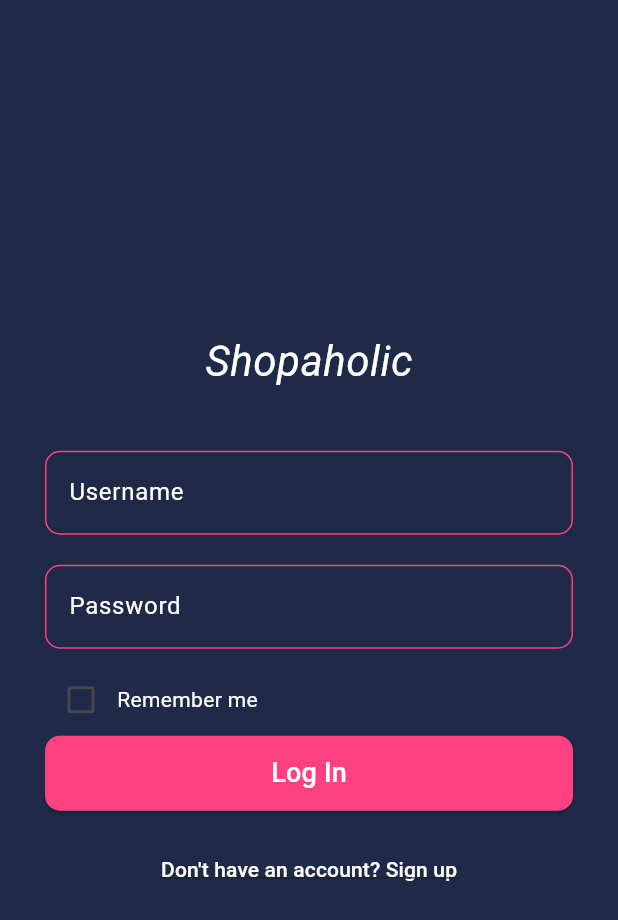
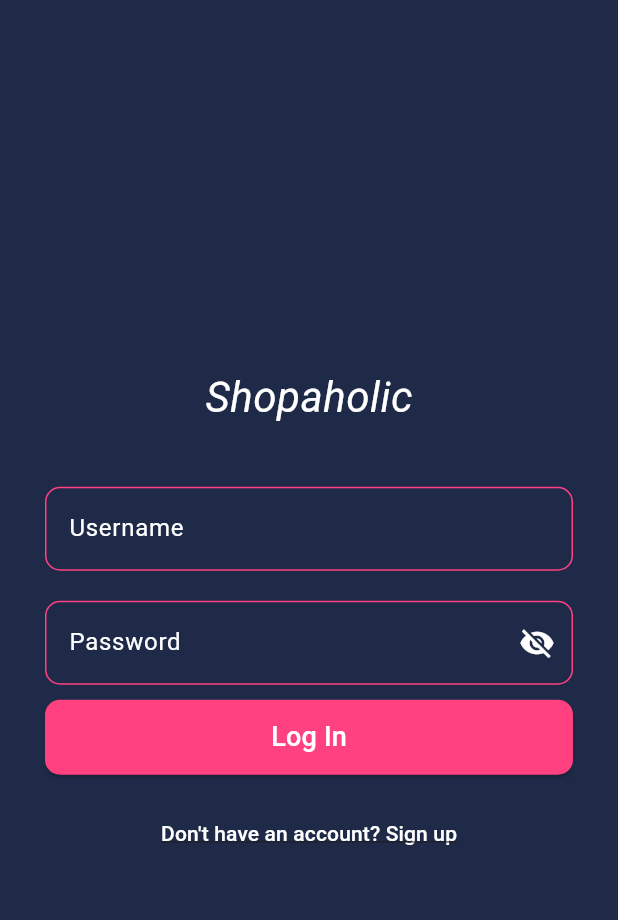
Before and after one commit to Tabigne-lc/tabigne_productapp2025, a Flutter app: the screen it shows after launch, on a phone screen of 412 x 824 dp. Shown: the top 920 px of the screen. Run offline on Flutter 3.47's test engine with Material 3 defaults, Android fonts, the phone set to English and light mode, and no system bars; our stand-ins replace image_picker, shared_preferences.

Commit message:
fixed bugs

```diff
--- a/lib/categories_screen.dart
+++ b/lib/categories_screen.dart
@@ -6,6 +6,7 @@ import 'product_card.dart';
 import '/models/background_model.dart';
 import '/models/language_model.dart';
 import 'package:provider/provider.dart';
+import 'config.dart';
 
 class CategoriesScreen extends StatefulWidget {
   final int initialCategoryId;
--- a/lib/editproduct_screen.dart
+++ b/lib/editproduct_screen.dart
@@ -130,11 +130,11 @@ class _EditProductScreenState extends State<EditProductScreen> {
                       height: 120, width: 120, fit: BoxFit.cover)
                   : (_currentImagePath != null && _currentImagePath!.isNotEmpty)
                       ? Image.network(
-                          'http://192.168.145.203:8000/storage/$_currentImagePath',
+                          '${AppConfig.baseUrl}/storage/$_currentImagePath',
                           height: 120,
                           width: 120,
                           fit: BoxFit.cover)
-                      : Image.asset('assets/product_placeholder.png',
+                      : Image.asset('assets/placeholder.png',
                           height: 120, width: 120, fit: BoxFit.cover),
             ),
             TextButton(
--- a/lib/home_screen.dart
+++ b/lib/home_screen.dart
@@ -201,7 +201,7 @@ class _HomeScreenState extends State<HomeScreen> {
                     _buildSectionTitle('Best Sellers', () {}),
                     const SizedBox(height: 10),
                     SizedBox(
-                      height: 220,
+                      height: 240, // Increased from 220 to prevent overflow
                       child: ListView.builder(
                         scrollDirection: Axis.horizontal,
                         itemCount: bestSellers.length,
@@ -245,7 +245,7 @@ class _HomeScreenState extends State<HomeScreen> {
                     _buildSectionTitle('New Arrivals', () {}),
                     const SizedBox(height: 10),
                     SizedBox(
-                      height: 220,
+                      height: 240, // Increased from 220 to prevent overflow
                       child: ListView.builder(
                         scrollDirection: Axis.horizontal,
                         itemCount: newArrivals.length,
@@ -289,7 +289,7 @@ class _HomeScreenState extends State<HomeScreen> {
                     _buildSectionTitle('Featured', () {}),
                     const SizedBox(height: 10),
                     SizedBox(
-                      height: 220,
+                      height: 240, // Increased from 220 to prevent overflow
                       child: ListView.builder(
                         scrollDirection: Axis.horizontal,
                         itemCount: featured.length,
--- a/lib/log_in.dart
+++ b/lib/log_in.dart
@@ -15,6 +15,7 @@ class _LoginScreenState extends State<LoginScreen> {
   bool isLoading = false;
   String errorMessage = '';
   bool _isLoginMode = true; // toggle between login and signup mode
+  bool _isPasswordVisible = false;
 
   // Login Controllers
   final TextEditingController _loginUsernameController =
@@ -80,10 +81,10 @@ class _LoginScreenState extends State<LoginScreen> {
   }
 
   Widget _buildTextField(String label, TextEditingController controller,
-      {bool obscureText = false}) {
+      {bool obscureText = false, bool isPassword = false}) {
     return TextField(
       controller: controller,
-      obscureText: obscureText,
+      obscureText: isPassword ? !_isPasswordVisible : obscureText,
       style: const TextStyle(color: Colors.white),
       decoration: InputDecoration(
         labelText: label,
@@ -96,6 +97,19 @@ class _LoginScreenState extends State<LoginScreen> {
           borderSide: const BorderSide(color: Colors.pinkAccent, width: 2),
           borderRadius: BorderRadius.circular(10),
         ),
+        suffixIcon: isPassword
+            ? IconButton(
+                icon: Icon(
+                  _isPasswordVisible ? Icons.visibility : Icons.visibility_off,
+                  color: Colors.white,
+                ),
+                onPressed: () {
+                  setState(() {
+                    _isPasswordVisible = !_isPasswordVisible;
+                  });
+                },
+              )
+            : null,
       ),
     );
   }
@@ -123,18 +137,9 @@ class _LoginScreenState extends State<LoginScreen> {
               _buildTextField('Username', _loginUsernameController),
               const SizedBox(height: 20),
               _buildTextField('Password', _loginPasswordController,
-                  obscureText: true),
+                  obscureText: true, isPassword: true),
               const SizedBox(height: 10),
-              Row(
-                children: [
-                  Checkbox(
-                      value: false,
-                      onChanged: (value) {},
-                      activeColor: Colors.pinkAccent),
-                  const Text('Remember me',
-                      style: TextStyle(color: Colors.white)),
-                ],
-              ),
+              // Removed Remember me, replaced with show password toggle
               if (errorMessage.isNotEmpty) ...[
                 Text(errorMessage, style: const TextStyle(color: Colors.red)),
                 const SizedBox(height: 10),
@@ -156,8 +161,7 @@ class _LoginScreenState extends State<LoginScreen> {
                               fontSize: 18,
                               fontWeight: FontWeight.w500,
                               color: Colors.white),
-                      ),
-              ),
+                        )),
             ] else ...[
               _buildTextField('Name', _signUpNameController),
               const SizedBox(height: 10),
```
Also changed, not shown: lib/myproduct_screen.dart (+44 -7 lines), lib/product_card.dart (+12 -8 lines), 128 other files. Lines whose indentation alone changed are shown as unchanged.
